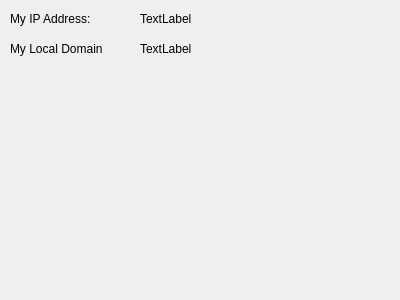
ptracton/experimental, file python3/pyqt/networking/network_ui_designer.ui: the form before one commit.
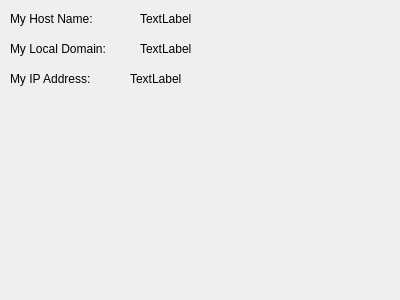
The form after the commit.

Commit message: Got the IP address working

What changed in the file:
```diff
--- a/python3/pyqt/networking/network_ui_designer.ui
+++ b/python3/pyqt/networking/network_ui_designer.ui
@@ -23,7 +23,7 @@
     </rect>
    </property>
    <property name="text">
-    <string>My IP Address:</string>
+    <string>My Host Name:</string>
    </property>
   </widget>
   <widget class="QLabel" name="ipAddressLabel">
@@ -44,12 +44,12 @@
     <rect>
      <x>10</x>
      <y>40</y>
-     <width>111</width>
+     <width>121</width>
      <height>17</height>
     </rect>
    </property>
    <property name="text">
-    <string>My Local Domain</string>
+    <string>My Local Domain:</string>
    </property>
   </widget>
   <widget class="QLabel" name="localDomainLabel">
@@ -65,6 +65,32 @@
     <string>TextLabel</string>
    </property>
   </widget>
+  <widget class="QLabel" name="label_3">
+   <property name="geometry">
+    <rect>
+     <x>10</x>
+     <y>70</y>
+     <width>111</width>
+     <height>17</height>
+    </rect>
+   </property>
+   <property name="text">
+    <string>My IP Address:</string>
+   </property>
+  </widget>
+  <widget class="QLabel" name="ipAddressLabel">
+   <property name="geometry">
+    <rect>
+     <x>130</x>
+     <y>70</y>
+     <width>251</width>
+     <height>17</height>
+    </rect>
+   </property>
+   <property name="text">
+    <string>TextLabel</string>
+   </property>
+  </widget>
  </widget>
  <resources/>
  <connections/>
```
Left out of the diff: 2 changed lines with no effect on the pictures. The commit also changes 3 other files.
